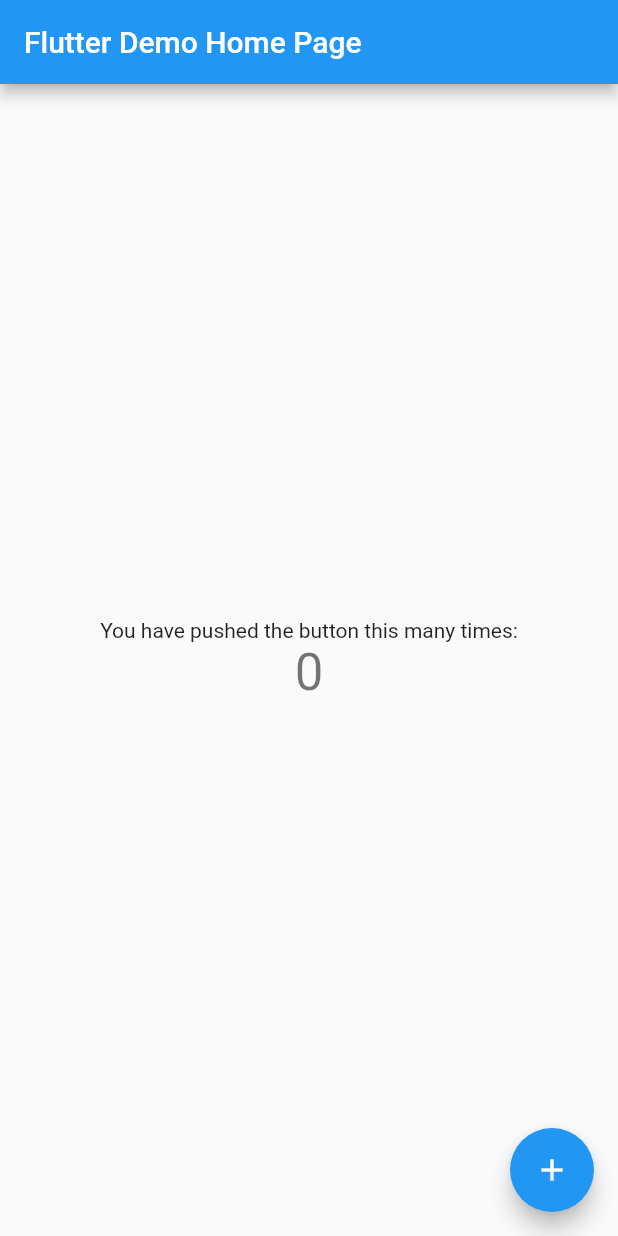
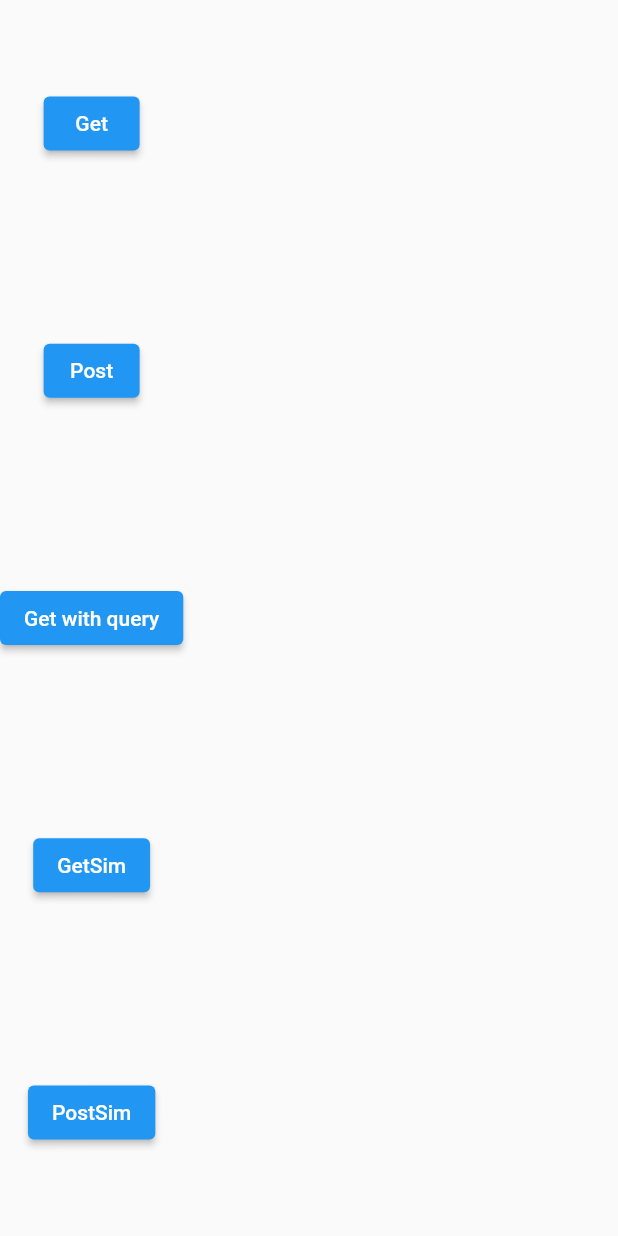
Before and after one commit to wogks/dio_test, a Flutter app: the screen it shows after launch, on a phone screen of 412 x 824 dp. Run offline on Flutter 3.47's test engine with Material 2 defaults, Android fonts, the phone set to English and light mode, and no system bars; our stand-ins replace dio.

Commit message:
Feat: 데이터 불러오기

```diff
--- a/lib/main.dart
+++ b/lib/main.dart
@@ -1,3 +1,4 @@
+import 'package:doi_test/dio_server.dart';
 import 'package:flutter/material.dart';
 
 void main() {
@@ -7,109 +8,34 @@ void main() {
 class MyApp extends StatelessWidget {
   const MyApp({super.key});
 
-  // This widget is the root of your application.
   @override
   Widget build(BuildContext context) {
     return MaterialApp(
       title: 'Flutter Demo',
       theme: ThemeData(
-        // This is the theme of your application.
-        //
-        // Try running your application with "flutter run". You'll see the
-        // application has a blue toolbar. Then, without quitting the app, try
-        // changing the primarySwatch below to Colors.green and then invoke
-        // "hot reload" (press "r" in the console where you ran "flutter run",
-        // or simply save your changes to "hot reload" in a Flutter IDE).
-        // Notice that the counter didn't reset back to zero; the application
-        // is not restarted.
         primarySwatch: Colors.blue,
       ),
-      home: const MyHomePage(title: 'Flutter Demo Home Page'),
+      home: const MyHomePage(),
     );
   }
 }
 
-class MyHomePage extends StatefulWidget {
-  const MyHomePage({super.key, required this.title});
-
-  // This widget is the home page of your application. It is stateful, meaning
-  // that it has a State object (defined below) that contains fields that affect
-  // how it looks.
-
-  // This class is the configuration for the state. It holds the values (in this
-  // case the title) provided by the parent (in this case the App widget) and
-  // used by the build method of the State. Fields in a Widget subclass are
-  // always marked "final".
-
-  final String title;
-
-  @override
-  State<MyHomePage> createState() => _MyHomePageState();
-}
-
-class _MyHomePageState extends State<MyHomePage> {
-  int _counter = 0;
-
-  void _incrementCounter() {
-    setState(() {
-      // This call to setState tells the Flutter framework that something has
-      // changed in this State, which causes it to rerun the build method below
-      // so that the display can reflect the updated values. If we changed
-      // _counter without calling setState(), then the build method would not be
-      // called again, and so nothing would appear to happen.
-      _counter++;
-    });
-  }
+class MyHomePage extends StatelessWidget {
+  const MyHomePage({super.key});
 
   @override
   Widget build(BuildContext context) {
-    // This method is rerun every time setState is called, for instance as done
-    // by the _incrementCounter method above.
-    //
-    // The Flutter framework has been optimized to make rerunning build methods
-    // fast, so that you can just rebuild anything that needs updating rather
-    // than having to individually change instances of widgets.
     return Scaffold(
-      appBar: AppBar(
-        // Here we take the value from the MyHomePage object that was created by
-        // the App.build method, and use it to set our appbar title.
-        title: Text(widget.title),
+      body: Column(
+        mainAxisAlignment: MainAxisAlignment.spaceAround,
+        children: [
+          ElevatedButton(onPressed: ()=> Server().getRequest(), child: const Text('Get')),
+          ElevatedButton(onPressed: () => Server().postRequest(), child: const Text('Post')),
+          ElevatedButton(onPressed: () =>Server().getReqWzQuert(), child: const Text('Get with query')),
+          ElevatedButton(onPressed: () =>Server().getSim(), child: const Text('GetSim')),
+           ElevatedButton(onPressed: () =>Server().postSim(), child: const Text('PostSim')),
+        ],
       ),
-      body: Center(
-        // Center is a layout widget. It takes a single child and positions it
-        // in the middle of the parent.
-        child: Column(
-          // Column is also a layout widget. It takes a list of children and
-          // arranges them vertically. By default, it sizes itself to fit its
-          // children horizontally, and tries to be as tall as its parent.
-          //
-          // Invoke "debug painting" (press "p" in the console, choose the
-          // "Toggle Debug Paint" action from the Flutter Inspector in Android
-          // Studio, or the "Toggle Debug Paint" command in Visual Studio Code)
-          // to see the wireframe for each widget.
-          //
-          // Column has various properties to control how it sizes itself and
-          // how it positions its children. Here we use mainAxisAlignment to
-          // center the children vertically; the main axis here is the vertical
-          // axis because Columns are vertical (the cross axis would be
-          // horizontal).
-          mainAxisAlignment: MainAxisAlignment.center,
-          children: <Widget>[
-            const Text(
-              'You have pushed the button this many times:',
-            ),
-            Text(
-              '$_counter',
-              style: Theme.of(context).textTheme.headlineMedium,
-            ),
-          ],
-        ),
-      ),
-      floatingActionButton: FloatingActionButton(
-        onPressed: _incrementCounter,
-        tooltip: 'Increment',
-        child: const Icon(Icons.add),
-      ), // This trailing comma makes auto-formatting nicer for build methods.
     );
   }
 }
```
Also changed, not shown: db.json (added, +19 -0 lines), lib/dio_server.dart (added, +58 -0 lines).
